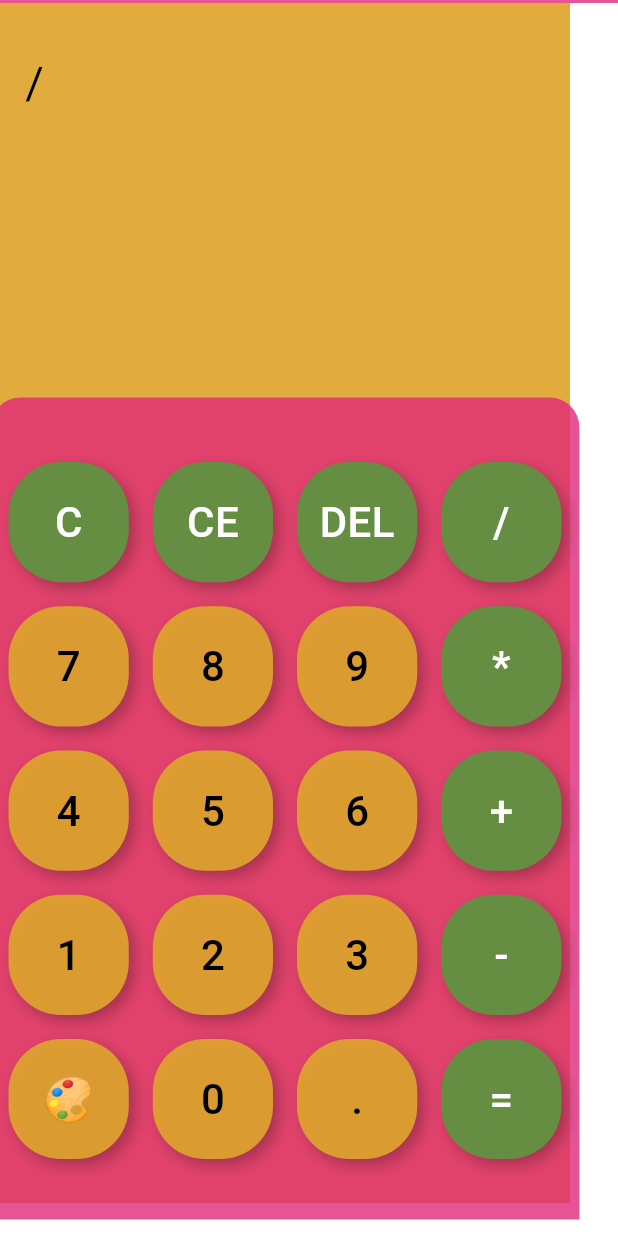
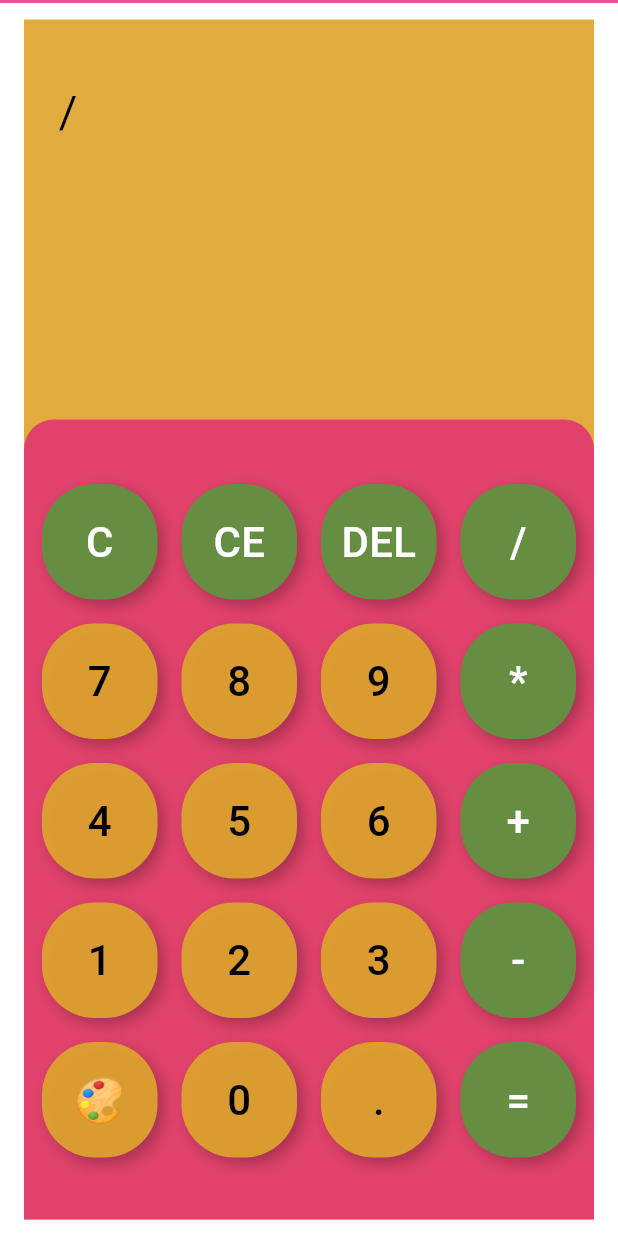
Before and after one commit to SpiritualMaddie/flutterCalculator, a Flutter app: the screen it shows after launch, after a tap on an icon or button, on a phone screen of 412 x 824 dp. Run offline on Flutter 3.47's test engine with Material 3 defaults, Android fonts, the phone set to English and light mode, and no system bars; our stand-ins replace math_expressions; missing offline and left inert: window_manager.

Commit message:
Fixed size of window on desktop, web doesnt work.

```diff
--- /dev/null
+++ b/flutter_calc/lib/helpers/window_size_helper.dart
@@ -0,0 +1,26 @@
+import 'package:flutter/material.dart';
+import 'dart:io' show Platform;
+import 'package:window_manager/window_manager.dart';
+
+Future<void> setupWindow() async {
+  // Initialize window manager for desktop platforms
+  if (Platform.isWindows || Platform.isMacOS || Platform.isLinux) {
+    WidgetsFlutterBinding.ensureInitialized();
+    await windowManager.ensureInitialized();
+
+    WindowOptions windowOptions = const WindowOptions(
+      size: Size(380, 800), // width + height (including appbar)
+      minimumSize: Size(380, 800),
+      maximumSize: Size(380, 800),
+      center: true,
+      backgroundColor: Colors.transparent,
+      skipTaskbar: false,
+      titleBarStyle: TitleBarStyle.normal,
+    );
+
+    windowManager.waitUntilReadyToShow(windowOptions, () async {
+      await windowManager.show();
+      await windowManager.focus();
+    });
+  }
+}
--- /dev/null
+++ b/flutter_calc/lib/helpers/window_size_helper_web.dart
@@ -0,0 +1,4 @@
+Future<void> setupWindow() async {
+  // No window setup needed for web
+  return;
+}
--- a/flutter_calc/lib/main.dart
+++ b/flutter_calc/lib/main.dart
@@ -1,7 +1,16 @@
 import 'package:flutter/material.dart';
+import 'package:flutter_calc/helpers/window_size_helper.dart';
 import 'package:flutter_calc/widgets/widgets.dart';
+import 'package:flutter/foundation.dart' show kIsWeb;
+// Conditional import - only imports window_manager on non-web platforms
+import './helpers/window_size_helper.dart' if (dart.library.html) 'window_size_helper_web.dart';
 
-void main() {
+
+void main() async {
+  // Only set up window manager on desktop (not web or mobile)
+  if(!kIsWeb){
+    await setupWindow();
+  }
   runApp(const CalculatorApp());
 }
 
@@ -19,19 +28,19 @@
             ColorScheme.fromSeed(
               seedColor: const Color.fromARGB(255, 54, 54, 53),
             ).copyWith(
-              primary: const Color.fromARGB(255, 102,142,67),
-              secondary: const Color.fromARGB(235, 222,164,46),
-              surface: const Color.fromARGB(200, 225,37,121),
+              primary: const Color.fromARGB(255, 102, 142, 67),
+              secondary: const Color.fromARGB(235, 222, 164, 46),
+              surface: const Color.fromARGB(200, 225, 37, 121),
               onSecondary: const Color.fromARGB(255, 0, 0, 0),
               onPrimary: const Color.fromARGB(220, 203, 245, 53),
             ),
       ),
       home: Scaffold(
         backgroundColor: Colors.white,
-        appBar: AppBar(
-          toolbarHeight: 2,
+        appBar: AppBar(toolbarHeight: 2),
+        body: Center(
+          child: SizedBox(width: 380, height: 800, child: Calculator()),
         ),
-        body: Calculator(),
       ),
     );
   }
--- a/flutter_calc/lib/widgets/calculator.dart
+++ b/flutter_calc/lib/widgets/calculator.dart
@@ -40,19 +40,19 @@ class _CalculatorState extends State<Calculator> {
   @override
   Widget build(BuildContext context) {
     return Container(
-      transformAlignment: AlignmentGeometry.center,
-      constraints: BoxConstraints(
-        maxWidth: 480,
-        minWidth: 380,
-        maxHeight: 900,
-        minHeight: 800,
-      ),
+      // transformAlignment: AlignmentGeometry.center,
+      // constraints: BoxConstraints(
+      //   maxWidth: 480,
+      //   minWidth: 380,
+      //   maxHeight: 900,
+      //   minHeight: 800,
+      // ),
       color: Theme.of(context).colorScheme.secondary,
-      child: Center(
-        widthFactor: 0,
-        heightFactor: 0,
-          child: AspectRatio(
-            aspectRatio: 16 / 33.5,
+      // child: Center(
+      //   widthFactor: 0,
+      //   heightFactor: 0,
+      //     child: AspectRatio(
+      //       aspectRatio: 16 / 33.5,
             child: Column(
               children: [
                 // Top part of the calculator
@@ -211,8 +211,8 @@ class _CalculatorState extends State<Calculator> {
                 ),
               ],
             ),
-          ),
-      ),
+      //     ),
+      // ),
     );
   }
 }
--- a/flutter_calc/pubspec.yaml
+++ b/flutter_calc/pubspec.yaml
@@ -36,6 +36,7 @@ dependencies:
   cupertino_icons: ^1.0.8
   math_expressions: ^3.1.0
   flutter_launcher_icons: ^0.14.4
+  window_manager: ^0.5.1
 
 dev_dependencies:
   flutter_test:
@@ -47,6 +48,7 @@ dev_dependencies:
   # package. See that file for information about deactivating specific lint
   # rules and activating additional ones.
   flutter_lints: ^6.0.0
+
 
 
 # For information on the generic Dart part of this file, see the
```
Also changed, not shown: flutter_calc/pubspec.lock, flutter_calc/web_entrypoint.dart (added), 5 other files.
